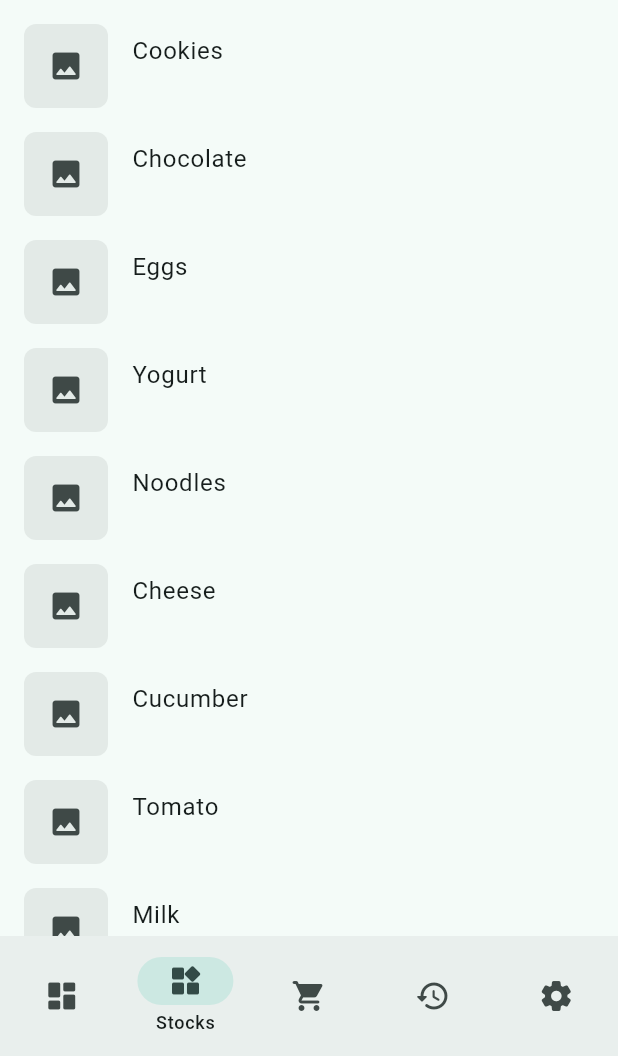
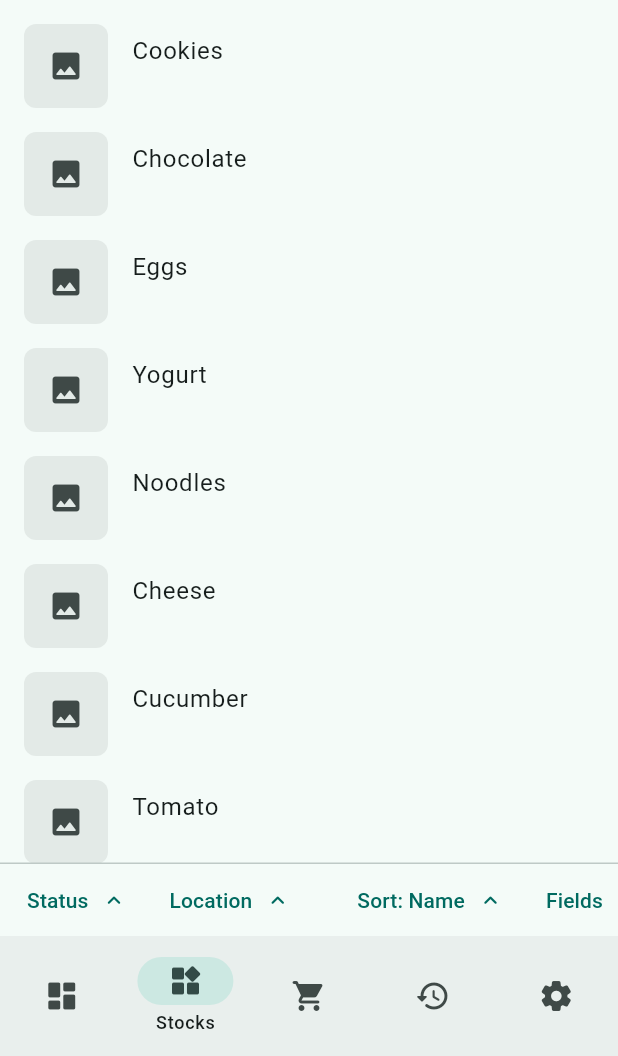
Before and after one commit to OhMyStuff/OhMyStuff, a Flutter app: the ProductsPage screen opened by its route, on a phone screen of 412 x 824 dp, the part 180-1236 px from its top. Run offline on Flutter 3.47's test engine with Material 3 defaults, Android fonts, the phone set to English and light mode, and no system bars; drawn by our look-alikes of dynamic_color; our stand-ins replace go_router.

Commit message:
feat(widget): Add FilterBar widget

```diff
--- a/lib/screens/products.dart
+++ b/lib/screens/products.dart
@@ -2,6 +2,7 @@ import 'package:flutter/material.dart';
 import 'package:go_router/go_router.dart';
 
 import '../widgets/custom_tile.dart';
+import '../widgets/filter_bar.dart';
 
 class ProductsPage extends StatelessWidget {
   const ProductsPage({super.key});
@@ -11,8 +12,12 @@ class ProductsPage extends StatelessWidget {
     return Scaffold(
       appBar: AppBar(
         title: Text('Stocks'),
+        // bottom: FilterBar(),
       ),
-      body: ListView(
+      body: Column(
+        children: [
+          Expanded(
+            child: ListView(
               children: [
                 CustomTile(
                   title: 'Soda',
@@ -66,6 +71,11 @@ class ProductsPage extends StatelessWidget {
                 ),
               ],
             ),
+          ),
+          Divider(height: 0),
+          FilterBar(),
+        ],
+      ),
     );
   }
 }
--- /dev/null
+++ b/lib/widgets/filter_bar.dart
@@ -0,0 +1,38 @@
+import 'package:flutter/material.dart';
+
+class FilterBar extends StatelessWidget {
+  const FilterBar({super.key});
+
+  @override
+  Widget build(BuildContext context) {
+    return SingleChildScrollView(
+      scrollDirection: Axis.horizontal,
+      child: Row(
+        children: [
+          SizedBox(width: 6),
+          TextButton.icon(
+            onPressed: () {},
+            icon: Text('Status'),
+            label: Icon(Icons.keyboard_arrow_up_rounded),
+          ),
+          TextButton.icon(
+            onPressed: () {},
+            icon: Text('Location'),
+            label: Icon(Icons.keyboard_arrow_up_rounded),
+          ),
+          VerticalDivider(),
+          TextButton.icon(
+            onPressed: () {},
+            icon: Text('Sort: Name'),
+            label: Icon(Icons.keyboard_arrow_up_rounded),
+          ),
+          TextButton.icon(
+            onPressed: () {},
+            icon: Text('Fields'),
+            label: Icon(Icons.keyboard_arrow_up_rounded),
+          ),
+        ],
+      ),
+    );
+  }
+}
```
Lines whose indentation alone changed are shown as unchanged.
